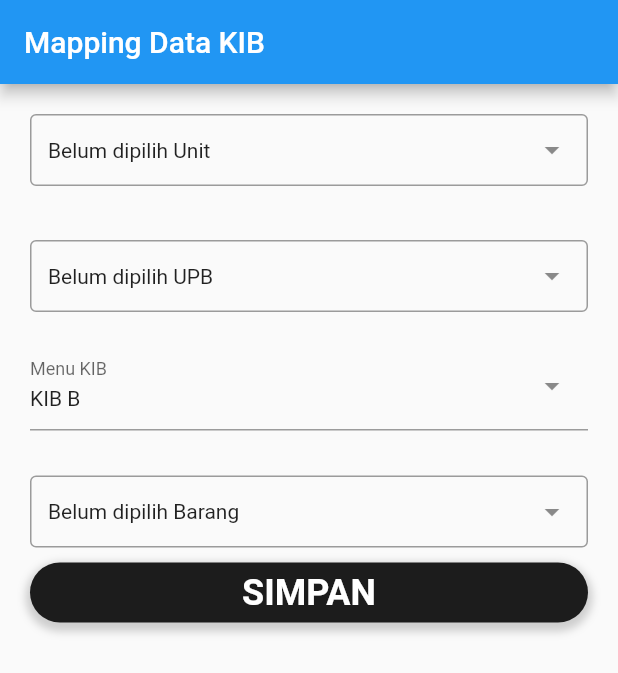
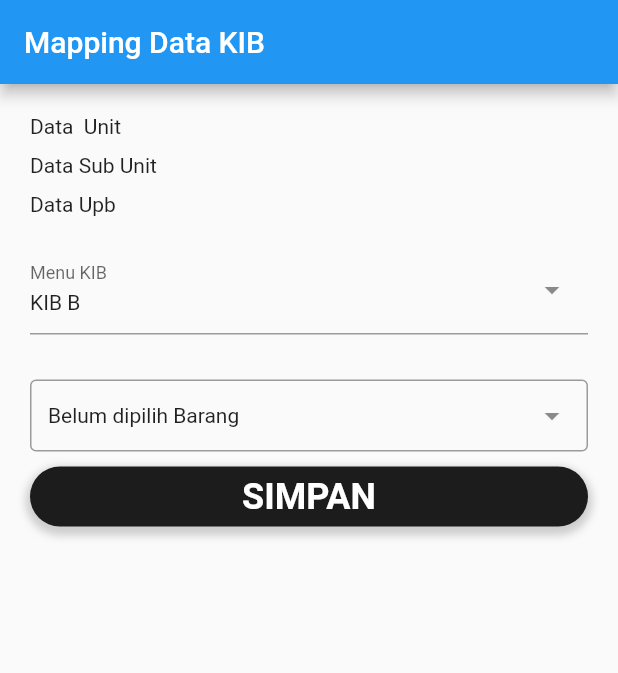
Before and after one commit to rudikarangloi/simandor, a Flutter app: the screen it shows after launch, on a phone screen of 412 x 824 dp. Shown: the top 673 px of the screen. Run offline on Flutter 3.47's test engine with Material 2 defaults, Android fonts, the phone set to English and light mode, and no system bars; drawn by our look-alikes of dropdown_search; our stand-ins replace flutter_icons, fluttertoast, geolocator, get, image_picker, shared_preferences and 1 more; missing offline and left inert: flutter_barcode_scanner; accounts and stored records are empty.

Commit message:
update formkib controller

```diff
--- a/lib/controllers/formkib_controller.dart
+++ b/lib/controllers/formkib_controller.dart
@@ -1,4 +1,5 @@
 import 'package:get/get.dart';
+import 'package:shared_preferences/shared_preferences.dart';
 
 class FormKibController extends GetxController {
   RxBool isTampilUnit = false.obs;
@@ -12,8 +13,77 @@ class FormKibController extends GetxController {
   RxString level = ''.obs;
   RxString admin = ''.obs;
   RxString readonly = ''.obs;
+  RxString kodeUpb = ''.obs;
+  RxString nmUnit = ''.obs;
+  RxString nmSub = ''.obs;
+  RxString nmUpb = ''.obs;
 
-  // if(level.value=='1'){
-  //tes....
-  // }
+  String kdUnit;
+  String kdSubUnit;
+  String kdUpb;
+
+  void getStringSF() async {
+    SharedPreferences prefs = await SharedPreferences.getInstance();
+    // level.value = prefs.get('level');
+    level.value = '3';
+    admin.value = prefs.get('admin');
+    readonly.value = prefs.get('readonly');
+    kodeUpb.value = prefs.get('kodeUpb');
+    nmUnit.value = prefs.get('nmUnit');
+    nmSub.value = prefs.get('nmSub');
+    nmUpb.value = prefs.get('kodeUpb');
+
+    // kodeUpb 	= 24.04.04.01.01.001
+    // kd_unit 	= 24.04.01.01			    / 11 huruf
+    // kd_sub_unit = 24.04.01.01.01		/ 14 huruf
+
+    kdUnit = kodeUpb.value.substring(0, 11);
+    kdSubUnit = kodeUpb.value.substring(0, 14);
+    kdUpb = kodeUpb.value;
+
+    if ((level.value == '0') || (level.value == '1') || (level.value == '2')) {
+      isTampilUnit.value = true;
+    }
+    if ((level.value == '0') ||
+        (level.value == '1') ||
+        (level.value == '2') ||
+        (level.value == '3')) {
+      isTampilSubUnit.value = true;
+    }
+    if ((level.value == '0') ||
+        (level.value == '1') ||
+        (level.value == '2') ||
+        (level.value == '3') ||
+        (level.value == '4')) {
+      isTampilUpb.value = true;
+    }
+    if ((level.value == '3') || (level.value == '4')) {
+      isTampilStringUnit.value = true;
+    }
+    if ((level.value == '4')) {
+      isTampilStringSubUnit.value = true;
+    }
+
+    print("kodeUpb :" + kodeUpb.value);
+    print("nmUnit :" + nmUnit.value);
+    print("nmSub :" + nmSub.value);
+    print("nmUpb :" + nmUpb.value);
+    print("Level :" + level.value);
+    print("tampil Unit :" + isTampilUnit.value.toString());
+    print("tampil Sub Unit :" + isTampilSubUnit.value.toString());
+    print("tampil UPB :" + isTampilUpb.value.toString());
+    print("tampil Tampil String Unit :" + isTampilStringUnit.value.toString());
+    print("tampil Tampil String Sub Unit :" +
+        isTampilStringSubUnit.value.toString());
+    print("tampil UPB :" + isTampilUpb.value.toString());
+    print("kode Unit :" + kdUnit.toString());
+    print("kode sub unit :" + kdSubUnit.toString());
+    print("kode UPB :" + kdUpb.toString());
+  }
+
+  @override
+  void onInit() {
+    getStringSF();
+    super.onInit();
+  }
 }
--- a/lib/formkib_lite.dart
+++ b/lib/formkib_lite.dart
@@ -65,6 +65,9 @@ class _FormkibliteState extends State<Formkiblite> {
 
   String selectedRincianObjek = '';
   List<String> dataRincianObjek = [];
+
+  var kdSubUnitA = '';
+  // kdSubUnitA = formkibC.kdSubUnit.toString();
 
   Future getRincianObjek(kode) async {
     var response = await http.get(
@@ -302,22 +305,22 @@ class _FormkibliteState extends State<Formkiblite> {
     return userName;
   }
 
-  void getStringSF() async {
-    SharedPreferences prefs = await SharedPreferences.getInstance();
-    kodeUpb = prefs.get('kodeUpb');
-    level = prefs.get('level');
-    admin = prefs.get('admin');
-    readonly = prefs.get('readonly');
-    formkibC.level = prefs.get('level');
-    formkibC.admin = prefs.get('admin');
-    formkibC.readonly = prefs.get('readonly');
-  }
+  // void getStringSF() async {
+  //   SharedPreferences prefs = await SharedPreferences.getInstance();
+  //   kodeUpb = prefs.get('kodeUpb');
+  //   level = prefs.get('level');
+  //   admin = prefs.get('admin');
+  //   readonly = prefs.get('readonly');
+  //   formkibC.level = prefs.get('level');
+  //   formkibC.admin = prefs.get('admin');
+  //   formkibC.readonly = prefs.get('readonly');
+  // }
 
-  @override
-  void initState() {
-    getStringSF();
-    super.initState();
-  }
+  // @override
+  // void initState() {
+  //   getStringSF();
+  //   super.initState();
+  // }
 
   @override
   Widget build(BuildContext context) {
@@ -329,7 +332,9 @@ class _FormkibliteState extends State<Formkiblite> {
         padding: const EdgeInsets.all(20),
         children: [
           //UNIT
-          DropdownSearch<Unit>(
+          Obx(() {
+            return formkibC.isTampilUnit.isTrue
+                ? DropdownSearch<Unit>(
                     mode: Mode.MENU,
                     // enabled: false,
                     showSearchBox: true,
@@ -350,38 +355,50 @@ class _FormkibliteState extends State<Formkiblite> {
                       title: Text(item.namaUnit),
                     ),
                     onFind: (text) async => await getUnit("ref_unit", "0.0.0"),
-          ),
+                  )
+                : formkibC.isTampilStringUnit.isTrue
+                    ? Text(
+                        formkibC.nmUnit.toString(),
+                      )
+                    : const Text("Data  Unit");
+          }),
 
           const SizedBox(
             height: 10,
           ),
 
           //SUB UNIT
-          formkibC.isTampilSubUnit.isTrue == true
+          Obx(() {
+            return formkibC.isTampilSubUnit.isTrue
                 ? DropdownSearch<Unit>(
                     mode: Mode.MENU,
                     showSearchBox: true,
                     onChanged: (value) {
                       kdUpb = value?.kodeUnit;
                     },
-                  dropdownBuilder: (context, selectedItem) =>
-                      Text(selectedItem?.namaUnit ?? "Belum dipilih Sub Unit"),
+                    dropdownBuilder: (context, selectedItem) => Text(
+                        selectedItem?.namaUnit ?? "Belum dipilih Sub Unit"),
                     popupItemBuilder: (context, item, isSelected) => ListTile(
                       title: Text(item.namaUnit),
                     ),
                     onFind: (text) async =>
                         await getUnit("ref_sub_unit", kdSubUnit),
                   )
-              : isTampilStringSubUnit == true
-                  ? const Text("Data Sub Unit")
-                  : const Text(""),
+                : formkibC.isTampilStringSubUnit.isTrue
+                    ? Text(
+                        formkibC.nmSub.toString(),
+                      )
+                    : const Text("Data Sub Unit");
+          }),
 
-          SizedBox(
+          const SizedBox(
             height: 10,
           ),
 
           //UPB
-          DropdownSearch<Unit>(
+          Obx(() {
+            return formkibC.isTampilUpb.isTrue
+                ? DropdownSearch<Unit>(
                     mode: Mode.MENU,
                     showSearchBox: true,
                     onChanged: (value) {
@@ -393,7 +410,13 @@ class _FormkibliteState extends State<Formkiblite> {
                       title: Text(item.namaUnit),
                     ),
                     onFind: (text) async => await getUnit("ref_upb", kdUpb),
-          ),
+                  )
+                : formkibC.isTampilStringUpb.isTrue
+                    ? Text(
+                        formkibC.nmUpb.toString(),
+                      )
+                    : const Text("Data Upb");
+          }),
 
           const SizedBox(
             height: 20,
```
Also changed, not shown: lib/controllers/login_controller.dart (+11 -2 lines). Lines whose indentation alone changed are shown as unchanged.
